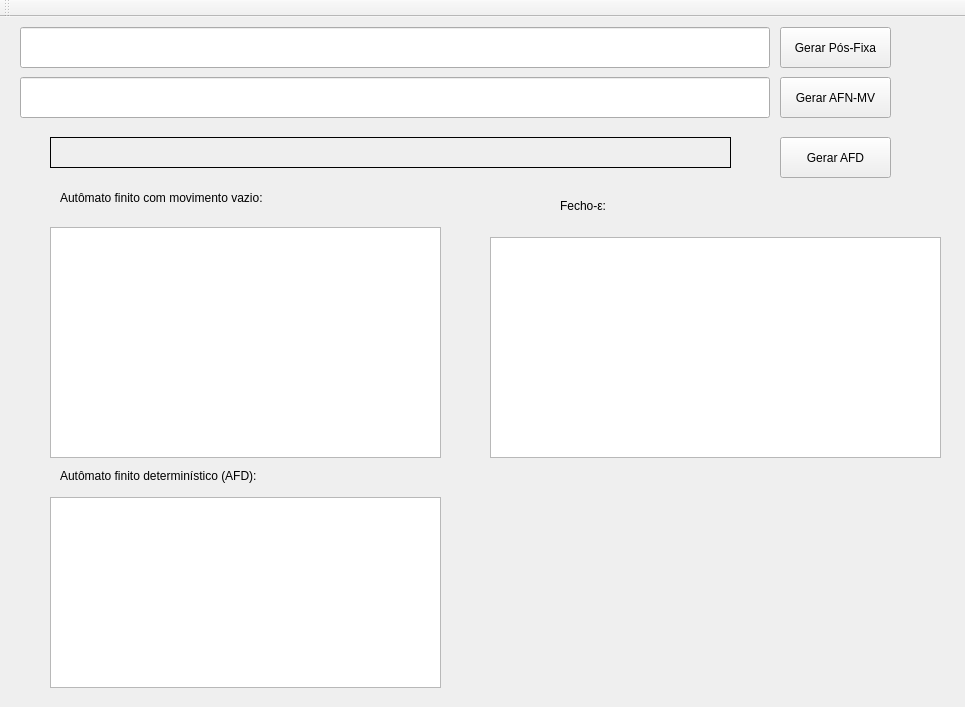
Old version of the form 03-AFD/mainwindow.ui in the repository FeBarbosa/Compiladores.
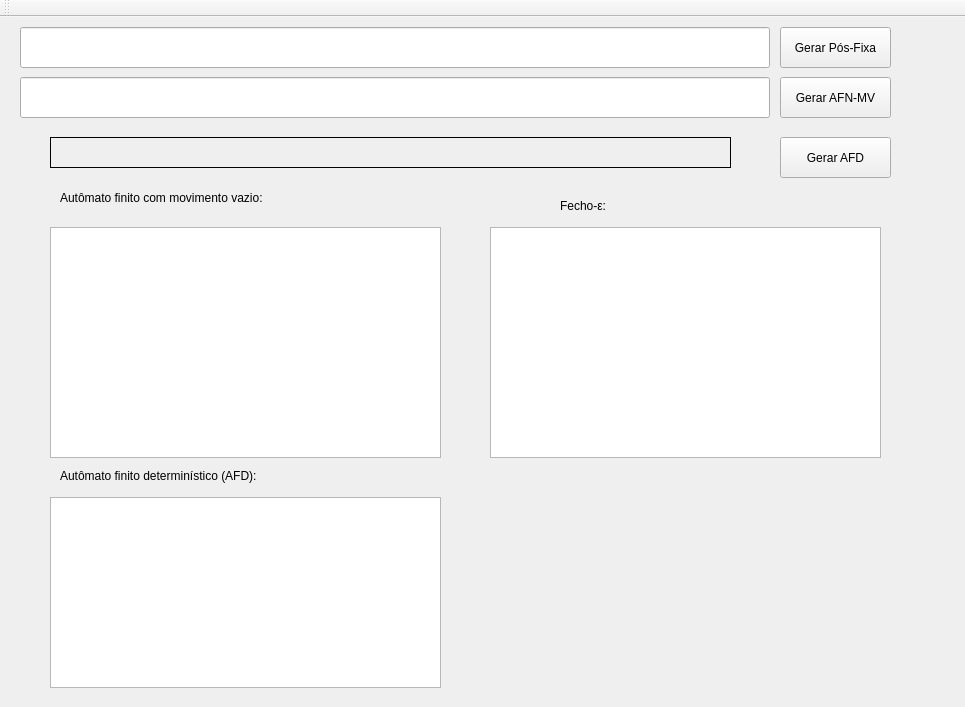
New version of the form.

Patch:
```diff
--- a/03-AFD/mainwindow.ui
+++ b/03-AFD/mainwindow.ui
@@ -155,11 +155,20 @@
     <property name="geometry">
      <rect>
       <x>490</x>
-      <y>220</y>
-      <width>451</width>
-      <height>221</height>
+      <y>210</y>
+      <width>391</width>
+      <height>231</height>
      </rect>
     </property>
+    <property name="lineWidth">
+     <number>1</number>
+    </property>
+    <property name="columnCount">
+     <number>0</number>
+    </property>
+    <attribute name="horizontalHeaderDefaultSectionSize">
+     <number>200</number>
+    </attribute>
    </widget>
   </widget>
   <widget class="QMenuBar" name="menuBar">
```
